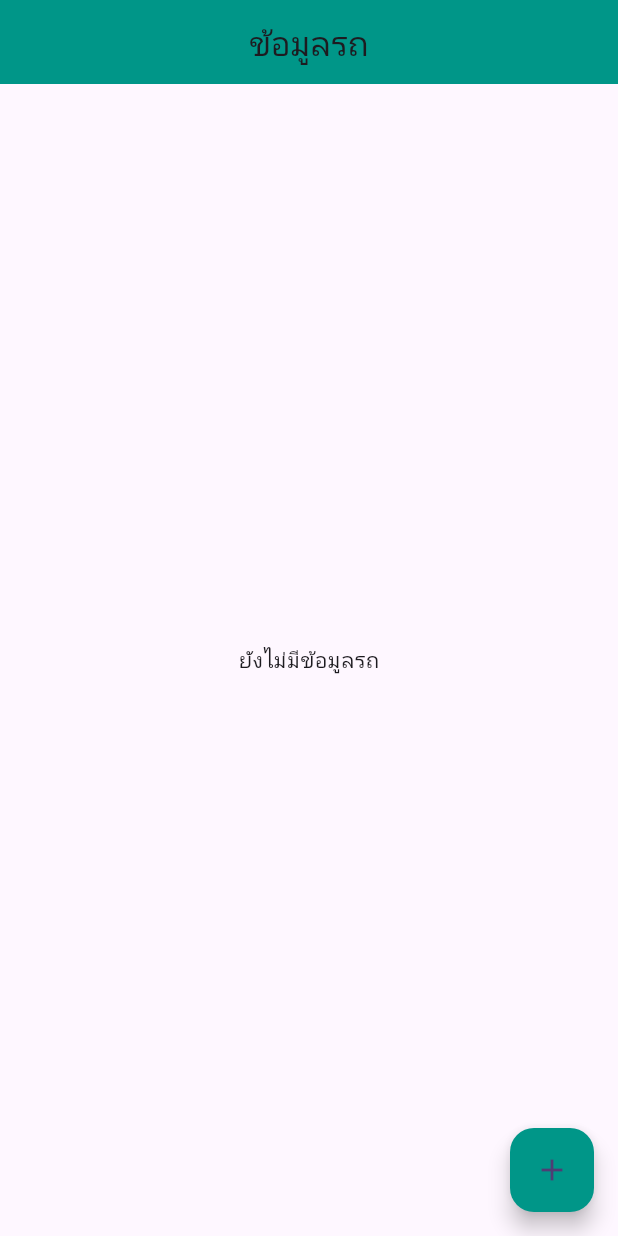
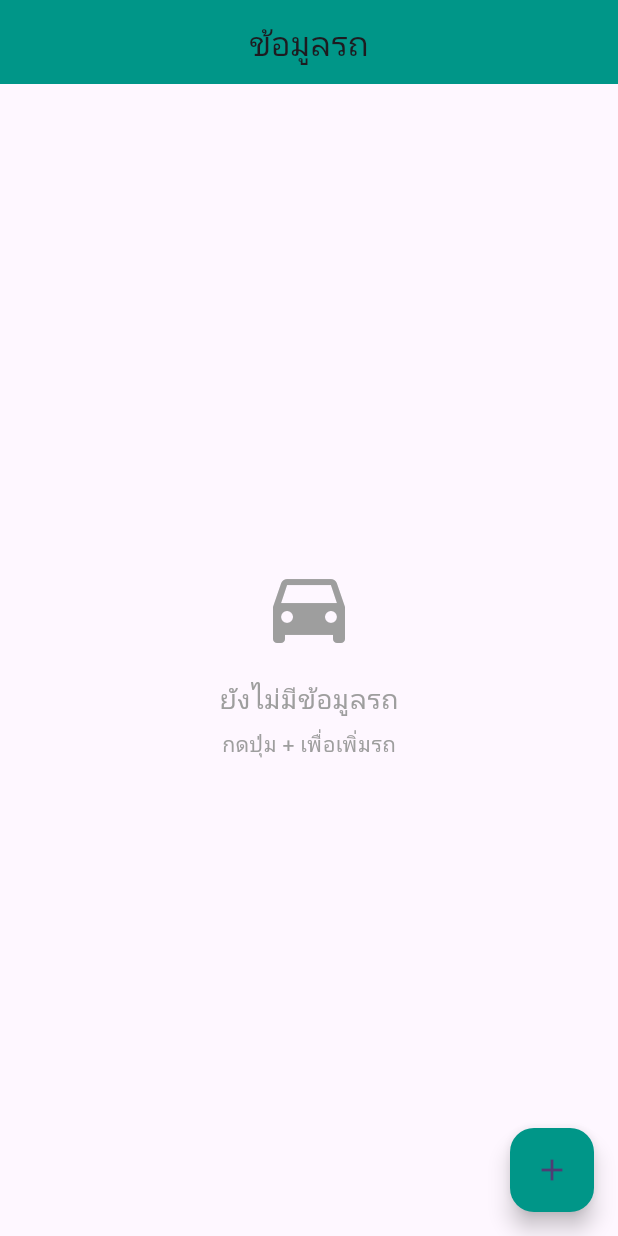
Before and after one commit to DemoEto/trackStatus_flutter, a Flutter app: the VehiclePage screen opened by its route, on a phone screen of 412 x 824 dp. Run offline on Flutter 3.47's test engine with Material 3 defaults, Android fonts, the phone set to English and light mode, and no system bars; our stand-ins replace cloud_firestore, firebase_auth, firebase_core, firebase_storage, font_awesome_flutter, go_router and 3 more; missing offline and left inert: webview_flutter_android, webview_flutter_wkwebview; accounts and stored records are empty.

Commit message:
M:Add empty state UI and null safety to VehiclePage

```diff
--- a/lib/pages/vehicle_page.dart
+++ b/lib/pages/vehicle_page.dart
@@ -18,7 +18,7 @@ class _VehiclePageState extends State<VehiclePage> {
       // ลบเอกสารใน Firestore
       await FirebaseFirestore.instance.collection("vehicles").doc(vehicleId).delete();
 
-      // ลบรูปใน Storage ด้วย
+      // ลบรูปใน Storage
       await FirebaseStorage.instance.refFromURL(imageUrl).delete();
 
       ScaffoldMessenger.of(context).showSnackBar(
@@ -70,23 +70,58 @@ class _VehiclePageState extends State<VehiclePage> {
             .orderBy("createdAt", descending: true)
             .snapshots(),
         builder: (context, snapshot) {
+          // กรณีมีข้อผิดพลาด
           if (snapshot.hasError) {
-            return const Center(child: Text("เกิดข้อผิดพลาดในการโหลดข้อมูล"));
+            return const Center(
+              child: Text(
+                "เกิดข้อผิดพลาดในการโหลดข้อมูล",
+                style: TextStyle(color: Colors.red, fontSize: 16),
+              ),
+            );
           }
+
+          // กรณีกำลังโหลดข้อมูล
           if (snapshot.connectionState == ConnectionState.waiting) {
             return const Center(child: CircularProgressIndicator());
           }
 
-          final data = snapshot.data!.docs;
-
-          if (data.isEmpty) {
-            return const Center(child: Text("ยังไม่มีข้อมูลรถ"));
+          // ตรวจสอบว่า snapshot มีข้อมูลหรือไม่
+          if (!snapshot.hasData || snapshot.data!.docs.isEmpty) {
+            return const Center(
+              child: Column(
+                mainAxisAlignment: MainAxisAlignment.center,
+                children: [
+                  Icon(
+                    Icons.directions_car,
+                    size: 64,
+                    color: Colors.grey,
+                  ),
+                  SizedBox(height: 16),
+                  Text(
+                    "ยังไม่มีข้อมูลรถ",
+                    style: TextStyle(fontSize: 18, color: Colors.grey),
+                  ),
+                  SizedBox(height: 8),
+                  Text(
+                    "กดปุ่ม + เพื่อเพิ่มรถ",
+                    style: TextStyle(fontSize: 14, color: Colors.grey),
+                  ),
+                ],
+              ),
+            );
           }
 
+          // แสดงรายการรถ
+          final data = snapshot.data!.docs;
           return ListView.builder(
             itemCount: data.length,
             itemBuilder: (context, index) {
               var vehicle = data[index];
+              // ตรวจสอบ null safety สำหรับข้อมูลจาก Firestore
+              final licensePlate = vehicle['licensePlate'] as String? ?? 'ไม่ระบุ';
+              final imageUrl = vehicle['imageUrl'] as String? ?? '';
+              final createdAt = (vehicle['createdAt'] as Timestamp?)?.toDate().toString() ?? 'ไม่ระบุ';
+
               return Card(
                 margin: const EdgeInsets.symmetric(horizontal: 16, vertical: 8),
                 shape: RoundedRectangleBorder(
@@ -94,22 +129,27 @@ class _VehiclePageState extends State<VehiclePage> {
                 ),
                 elevation: 4,
                 child: ListTile(
-                  leading: ClipRRect(
+                  leading: imageUrl.isNotEmpty
+                      ? ClipRRect(
                           borderRadius: BorderRadius.circular(8),
                           child: Image.network(
-                      vehicle['imageUrl'],
+                            imageUrl,
                             width: 60,
                             height: 60,
                             fit: BoxFit.cover,
+                            errorBuilder: (context, error, stackTrace) => const Icon(
+                              Icons.broken_image,
+                              size: 60,
+                              color: Colors.grey,
                             ),
                           ),
+                        )
+                      : const Icon(Icons.directions_car, size: 60, color: Colors.grey),
                   title: Text(
-                    vehicle['licensePlate'],
-                    style: const TextStyle(
-                        fontWeight: FontWeight.bold, fontSize: 18),
+                    licensePlate,
+                    style: const TextStyle(fontWeight: FontWeight.bold, fontSize: 18),
                   ),
-                  subtitle: Text(
-                      "เพิ่มเมื่อ: ${vehicle['createdAt']?.toDate() ?? ''}"),
+                  subtitle: Text("เพิ่มเมื่อ: $createdAt"),
                   trailing: Wrap(
                     spacing: 8,
                     children: [
@@ -121,8 +161,8 @@ class _VehiclePageState extends State<VehiclePage> {
                             MaterialPageRoute(
                               builder: (context) => VehicleEditPage(
                                 vehicleId: vehicle.id,
-                                licensePlate: vehicle['licensePlate'],
-                                imageUrl: vehicle['imageUrl'],
+                                licensePlate: licensePlate,
+                                imageUrl: imageUrl,
                               ),
                             ),
                           );
@@ -130,7 +170,7 @@ class _VehiclePageState extends State<VehiclePage> {
                       ),
                       IconButton(
                         icon: const Icon(Icons.delete, color: Colors.red),
-                        onPressed: () => _confirmDelete(vehicle.id, vehicle['imageUrl']),
+                        onPressed: () => _confirmDelete(vehicle.id, imageUrl),
                       ),
                     ],
                   ),
```
Lines whose indentation alone changed are shown as unchanged.
